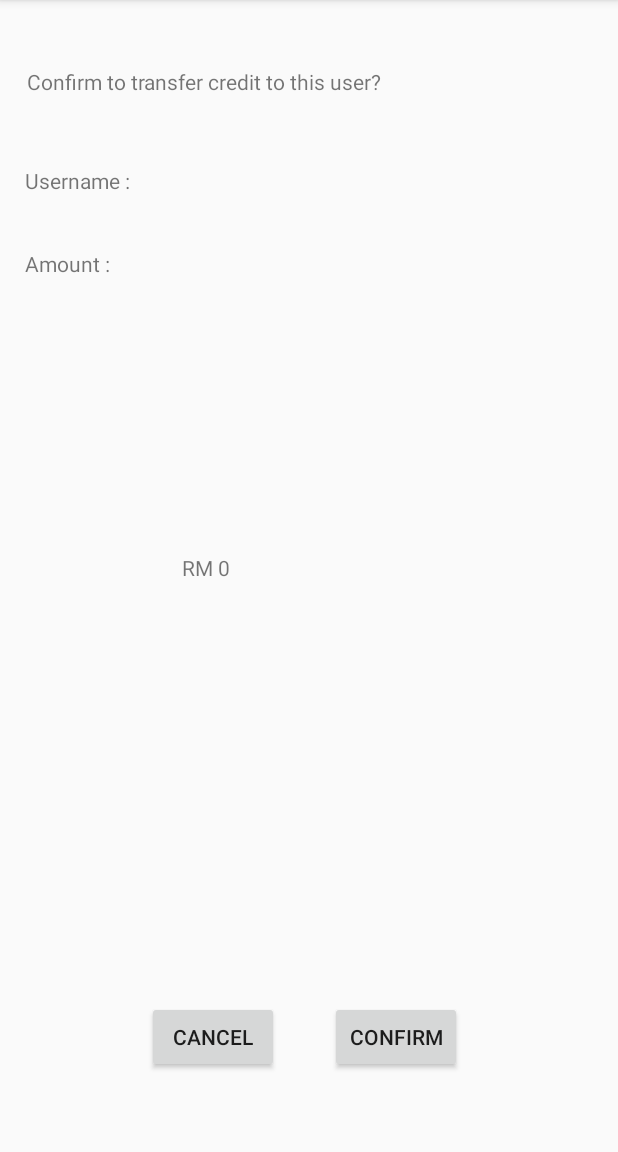
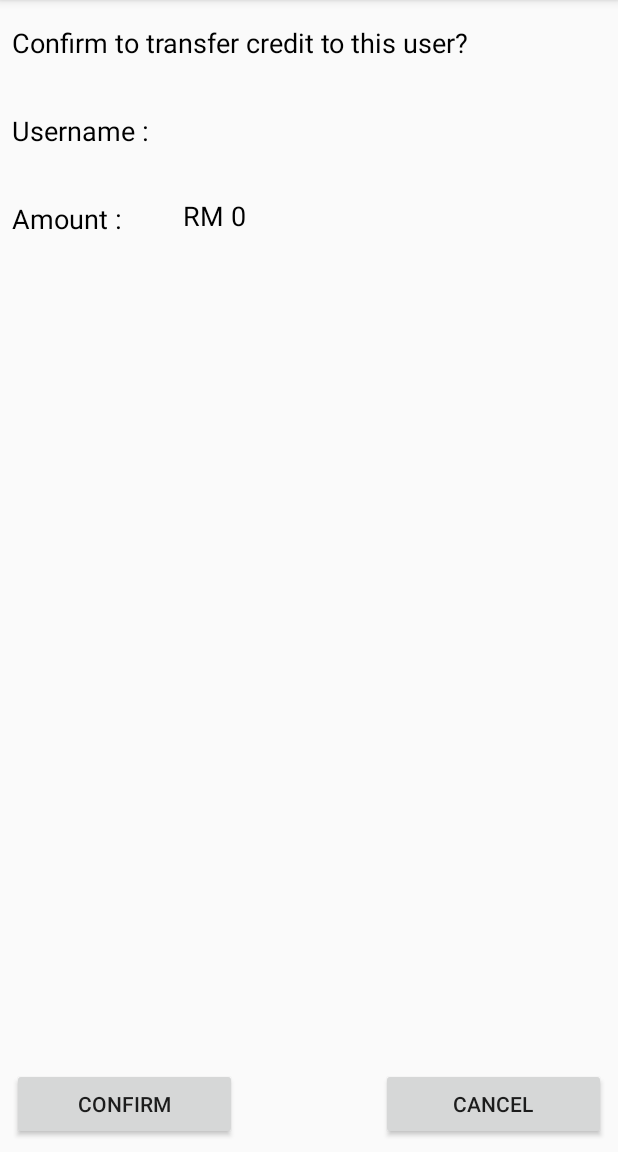
Before and after one commit to Theam1127/Assignment, an Android app: the TransferConfirmation screen opened directly, with no data from a screen before it, on a phone screen of 412 x 824 dp, the part 84-1236 px from its top. Run offline under Robolectric (Android 15) with nearby library versions, the phone set to English and light mode, and no system bars; our stand-ins replace Volley; network calls fail.

Commit message:
fixed mistake

```diff
--- a/app/src/main/res/layout/activity_transfer_confirmation.xml
+++ b/app/src/main/res/layout/activity_transfer_confirmation.xml
@@ -10,108 +10,92 @@
         android:id="@+id/tvTConfirm"
         android:layout_width="wrap_content"
         android:layout_height="wrap_content"
-        android:layout_marginBottom="8dp"
         android:layout_marginEnd="8dp"
+        android:layout_marginLeft="8dp"
+        android:layout_marginRight="8dp"
         android:layout_marginStart="8dp"
-        android:layout_marginTop="8dp"
+        android:layout_marginTop="16dp"
         android:text="@string/confirm_transfer"
-        app:layout_constraintBottom_toBottomOf="parent"
+        android:textColor="@android:color/black"
+        android:textSize="18sp"
         app:layout_constraintEnd_toEndOf="parent"
-        app:layout_constraintHorizontal_bias="0.062"
+        app:layout_constraintHorizontal_bias="0.0"
+        app:layout_constraintLeft_toLeftOf="parent"
+        app:layout_constraintRight_toRightOf="parent"
         app:layout_constraintStart_toStartOf="parent"
-        app:layout_constraintTop_toTopOf="parent"
-        app:layout_constraintVertical_bias="0.05" />
+        app:layout_constraintTop_toTopOf="parent" />
 
     <TextView
         android:id="@+id/tvUsername"
         android:layout_width="wrap_content"
         android:layout_height="wrap_content"
-        android:layout_marginBottom="8dp"
-        android:layout_marginEnd="8dp"
-        android:layout_marginStart="8dp"
-        android:layout_marginTop="8dp"
-        android:text="Username :"
-        app:layout_constraintBottom_toBottomOf="parent"
-        app:layout_constraintEnd_toEndOf="parent"
-        app:layout_constraintHorizontal_bias="0.027"
-        app:layout_constraintStart_toStartOf="parent"
-        app:layout_constraintTop_toTopOf="parent"
-        app:layout_constraintVertical_bias="0.14" />
+        android:layout_marginLeft="8dp"
+        android:layout_marginTop="34dp"
+        android:text="@string/transfer_username"
+        android:textColor="@android:color/black"
+        android:textSize="18sp"
+        app:layout_constraintLeft_toLeftOf="parent"
+        app:layout_constraintTop_toBottomOf="@+id/tvTConfirm" />
 
     <TextView
         android:id="@+id/tvAmount"
         android:layout_width="wrap_content"
         android:layout_height="wrap_content"
-        android:layout_marginBottom="8dp"
-        android:layout_marginEnd="8dp"
-        android:layout_marginStart="8dp"
-        android:layout_marginTop="8dp"
+        android:layout_marginLeft="8dp"
+        android:layout_marginTop="34dp"
         android:text="@string/transfer_amount"
-        app:layout_constraintBottom_toBottomOf="parent"
-        app:layout_constraintEnd_toEndOf="parent"
-        app:layout_constraintHorizontal_bias="0.025"
-        app:layout_constraintStart_toStartOf="parent"
-        app:layout_constraintTop_toTopOf="parent"
-        app:layout_constraintVertical_bias="0.216" />
+        android:textColor="@android:color/black"
+        android:textSize="18sp"
+        app:layout_constraintLeft_toLeftOf="parent"
+        app:layout_constraintTop_toBottomOf="@+id/tvUsername" />
 
     <TextView
         android:id="@+id/tvTUsername"
-        android:layout_width="57dp"
+        android:layout_width="wrap_content"
         android:layout_height="wrap_content"
-        android:layout_marginBottom="8dp"
-        android:layout_marginEnd="8dp"
-        android:layout_marginStart="8dp"
-        android:layout_marginTop="72dp"
-        app:layout_constraintBottom_toTopOf="@+id/tvTAmount"
-        app:layout_constraintEnd_toEndOf="parent"
-        app:layout_constraintHorizontal_bias="0.334"
-        app:layout_constraintStart_toStartOf="parent"
-        app:layout_constraintTop_toTopOf="parent"
-        app:layout_constraintVertical_bias="0.214" />
+        android:layout_marginLeft="0dp"
+        android:layout_marginRight="0dp"
+        android:textColor="@android:color/black"
+        android:textSize="18sp"
+        app:layout_constraintHorizontal_bias="0.084"
+        app:layout_constraintLeft_toRightOf="@+id/tvUsername"
+        app:layout_constraintRight_toRightOf="parent"
+        android:layout_marginTop="34dp"
+        app:layout_constraintTop_toBottomOf="@+id/tvTConfirm" />
 
     <TextView
         android:id="@+id/tvTAmount"
-        android:layout_width="57dp"
+        android:layout_width="wrap_content"
         android:layout_height="wrap_content"
-        android:layout_marginBottom="380dp"
-        android:layout_marginEnd="8dp"
-        android:layout_marginStart="8dp"
-        app:layout_constraintBottom_toBottomOf="parent"
-        app:layout_constraintEnd_toEndOf="parent"
-        app:layout_constraintHorizontal_bias="0.334"
-        app:layout_constraintStart_toStartOf="parent" />
+        android:layout_marginRight="0dp"
+        android:textColor="@android:color/black"
+        android:textSize="18sp"
+        app:layout_constraintRight_toRightOf="parent"
+        app:layout_constraintLeft_toRightOf="@+id/tvAmount"
+        android:layout_marginLeft="0dp"
+        app:layout_constraintHorizontal_bias="0.141"
+        android:layout_marginTop="32dp"
+        app:layout_constraintTop_toBottomOf="@+id/tvTUsername" />
 
     <Button
         android:id="@+id/btnConfirm"
-        android:layout_width="wrap_content"
+        android:layout_width="150dp"
         android:layout_height="wrap_content"
         android:layout_marginBottom="8dp"
-        android:layout_marginEnd="8dp"
-        android:layout_marginStart="8dp"
-        android:layout_marginTop="8dp"
+        android:layout_marginLeft="8dp"
         android:onClick="confirmTransfer"
         android:text="@string/confirm"
         app:layout_constraintBottom_toBottomOf="parent"
-        app:layout_constraintEnd_toEndOf="parent"
-        app:layout_constraintHorizontal_bias="0.689"
-        app:layout_constraintStart_toStartOf="parent"
-        app:layout_constraintTop_toTopOf="parent"
-        app:layout_constraintVertical_bias="0.937" />
+        app:layout_constraintLeft_toLeftOf="parent" />
 
     <Button
         android:id="@+id/btnCancel"
-        android:layout_width="wrap_content"
+        android:layout_width="150dp"
         android:layout_height="wrap_content"
         android:layout_marginBottom="8dp"
-        android:layout_marginEnd="8dp"
-        android:layout_marginStart="8dp"
-        android:layout_marginTop="8dp"
+        android:layout_marginRight="8dp"
         android:onClick="cancelAction"
         android:text="@string/cancel"
         app:layout_constraintBottom_toBottomOf="parent"
-        app:layout_constraintEnd_toEndOf="parent"
-        app:layout_constraintHorizontal_bias="0.292"
-        app:layout_constraintStart_toStartOf="parent"
-        app:layout_constraintTop_toTopOf="parent"
-        app:layout_constraintVertical_bias="0.937" />
+        app:layout_constraintRight_toRightOf="parent" />
 </android.support.constraint.ConstraintLayout>
--- a/app/src/main/res/values/strings.xml
+++ b/app/src/main/res/values/strings.xml
@@ -62,4 +62,5 @@
     <string name="confirm_transfer">Confirm to transfer credit to this user?</string>
     <string name="transfer_amount">Amount :</string>
     <string name="available_amount">Available amount (RM) :</string>
+    <string name="transfer_username">Username :</string>
 </resources>
```
Also changed, not shown: app/src/main/java/my/edu/tarc/assignment/MainPage.java (+15 -5 lines), app/src/main/java/my/edu/tarc/assignment/SelectShop.java (+9 -0 lines), app/src/main/java/my/edu/tarc/assignment/TransferActivity.java (+36 -13 lines), app/src/main/java/my/edu/tarc/assignment/TransferConfirmation.java (+34 -24 lines).
